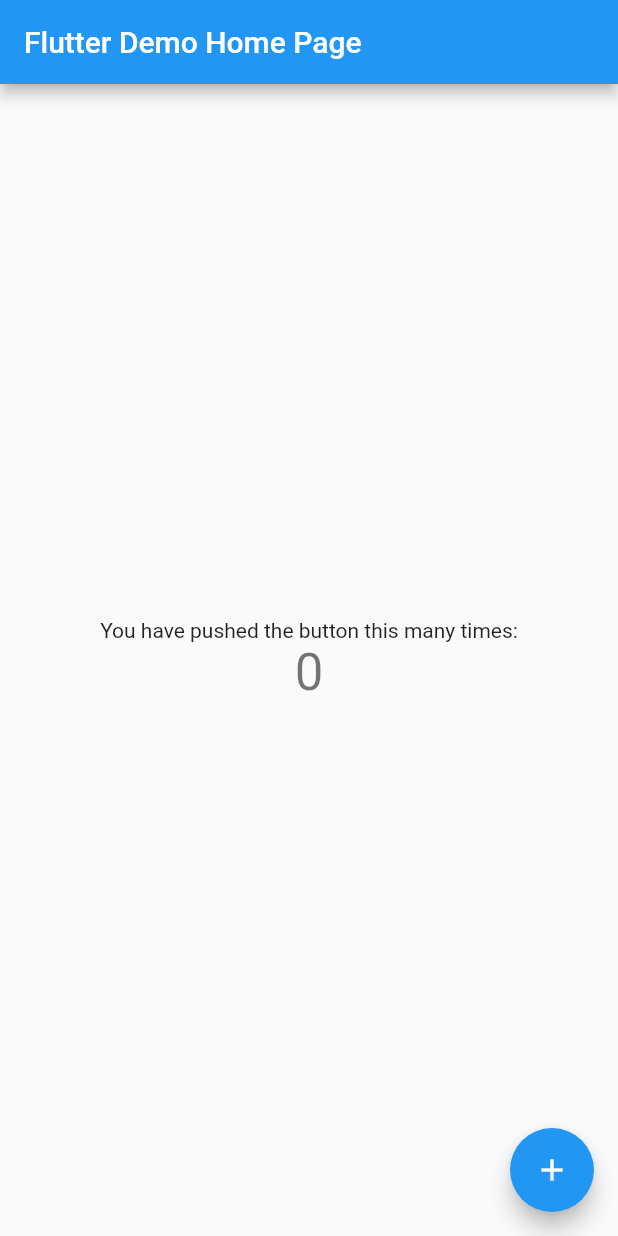
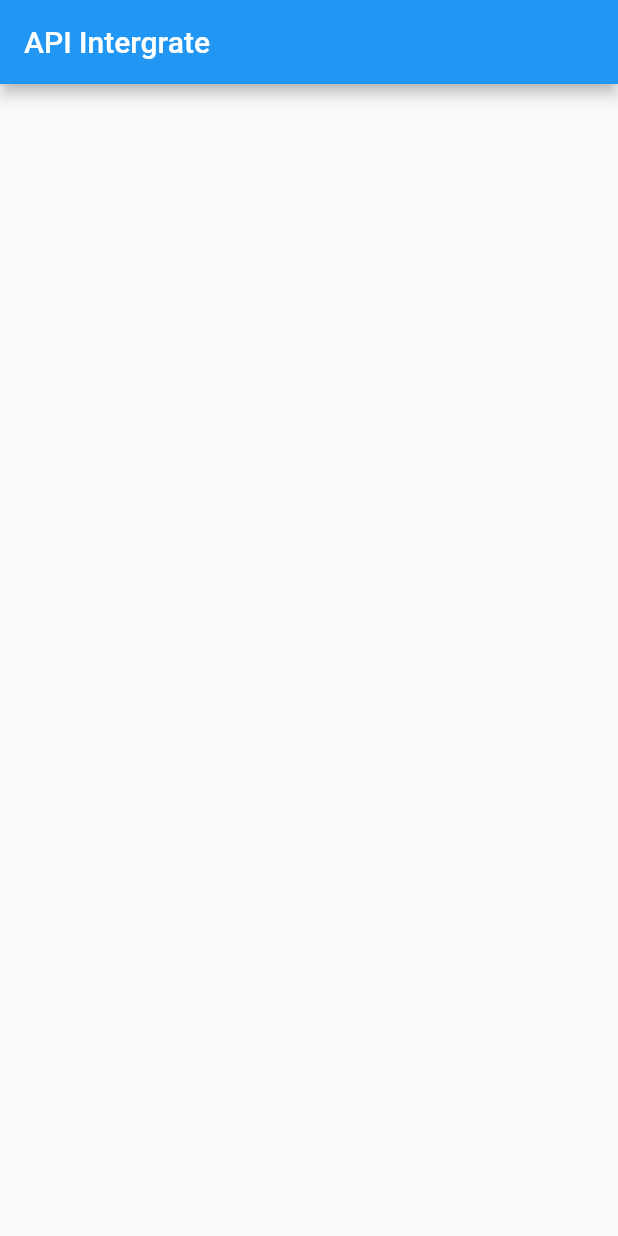
Before and after one commit to Vishwakarma-abhi/APIs, a Flutter app: the screen it shows after launch, on a phone screen of 412 x 824 dp. Run offline on Flutter 3.47's test engine with Material 2 defaults, Android fonts, the phone set to English and light mode, and no system bars.

Commit message:
HomeScreen Added

```diff
--- /dev/null
+++ b/lib/home_screen.dart
@@ -0,0 +1,20 @@
+import 'package:flutter/material.dart';
+
+class homeScreen extends StatefulWidget {
+  const homeScreen({Key? key}) : super(key: key);
+
+  @override
+  State<homeScreen> createState() => _homeScreenState();
+}
+
+class _homeScreenState extends State<homeScreen> {
+  @override
+  Widget build(BuildContext context) {
+    return Scaffold(
+      appBar: AppBar(title: Text('API Intergrate')),
+      body: Column(
+        children: [],
+      ),
+    );
+  }
+}
--- a/lib/main.dart
+++ b/lib/main.dart
@@ -1,3 +1,4 @@
+import 'package:api/home_screen.dart';
 import 'package:flutter/material.dart';
 
 void main() {
@@ -24,92 +25,7 @@ class MyApp extends StatelessWidget {
         // is not restarted.
         primarySwatch: Colors.blue,
       ),
-      home: const MyHomePage(title: 'Flutter Demo Home Page'),
+      home: const homeScreen(),
     );
   }
 }
-
-class MyHomePage extends StatefulWidget {
-  const MyHomePage({Key? key, required this.title}) : super(key: key);
-
-  // This widget is the home page of your application. It is stateful, meaning
-  // that it has a State object (defined below) that contains fields that affect
-  // how it looks.
-
-  // This class is the configuration for the state. It holds the values (in this
-  // case the title) provided by the parent (in this case the App widget) and
-  // used by the build method of the State. Fields in a Widget subclass are
-  // always marked "final".
-
-  final String title;
-
-  @override
-  State<MyHomePage> createState() => _MyHomePageState();
-}
-
-class _MyHomePageState extends State<MyHomePage> {
-  int _counter = 0;
-
-  void _incrementCounter() {
-    setState(() {
-      // This call to setState tells the Flutter framework that something has
-      // changed in this State, which causes it to rerun the build method below
-      // so that the display can reflect the updated values. If we changed
-      // _counter without calling setState(), then the build method would not be
-      // called again, and so nothing would appear to happen.
-      _counter++;
-    });
-  }
-
-  @override
-  Widget build(BuildContext context) {
-    // This method is rerun every time setState is called, for instance as done
-    // by the _incrementCounter method above.
-    //
-    // The Flutter framework has been optimized to make rerunning build methods
-    // fast, so that you can just rebuild anything that needs updating rather
-    // than having to individually change instances of widgets.
-    return Scaffold(
-      appBar: AppBar(
-        // Here we take the value from the MyHomePage object that was created by
-        // the App.build method, and use it to set our appbar title.
-        title: Text(widget.title),
-      ),
-      body: Center(
-        // Center is a layout widget. It takes a single child and positions it
-        // in the middle of the parent.
-        child: Column(
-          // Column is also a layout widget. It takes a list of children and
-          // arranges them vertically. By default, it sizes itself to fit its
-          // children horizontally, and tries to be as tall as its parent.
-          //
-          // Invoke "debug painting" (press "p" in the console, choose the
-          // "Toggle Debug Paint" action from the Flutter Inspector in Android
-          // Studio, or the "Toggle Debug Paint" command in Visual Studio Code)
-          // to see the wireframe for each widget.
-          //
-          // Column has various properties to control how it sizes itself and
-          // how it positions its children. Here we use mainAxisAlignment to
-          // center the children vertically; the main axis here is the vertical
-          // axis because Columns are vertical (the cross axis would be
-          // horizontal).
-          mainAxisAlignment: MainAxisAlignment.center,
-          children: <Widget>[
-            const Text(
-              'You have pushed the button this many times:',
-            ),
-            Text(
-              '$_counter',
-              style: Theme.of(context).textTheme.headline4,
-            ),
-          ],
-        ),
-      ),
-      floatingActionButton: FloatingActionButton(
-        onPressed: _incrementCounter,
-        tooltip: 'Increment',
-        child: const Icon(Icons.add),
-      ), // This trailing comma makes auto-formatting nicer for build methods.
-    );
-  }
-}
--- a/pubspec.yaml
+++ b/pubspec.yaml
@@ -3,7 +3,7 @@ description: A new Flutter project.
 
 # The following line prevents the package from being accidentally published to
 # pub.dev using `flutter pub publish`. This is preferred for private packages.
-publish_to: 'none' # Remove this line if you wish to publish to pub.dev
+publish_to: "none" # Remove this line if you wish to publish to pub.dev
 
 # The following defines the version and build number for your application.
 # A version number is three numbers separated by dots, like 1.2.43
@@ -30,10 +30,10 @@ dependencies:
   flutter:
     sdk: flutter
 
-
   # The following adds the Cupertino Icons font to your application.
   # Use with the CupertinoIcons class for iOS style icons.
   cupertino_icons: ^1.0.2
+  http: ^0.13.5
 
 dev_dependencies:
   flutter_test:
@@ -51,7 +51,6 @@ dev_dependencies:
 
 # The following section is specific to Flutter packages.
 flutter:
-
   # The following line ensures that the Material Icons font is
   # included with your application, so that you can use the icons in
   # the material Icons class.
```
Also changed, not shown: pubspec.lock.
